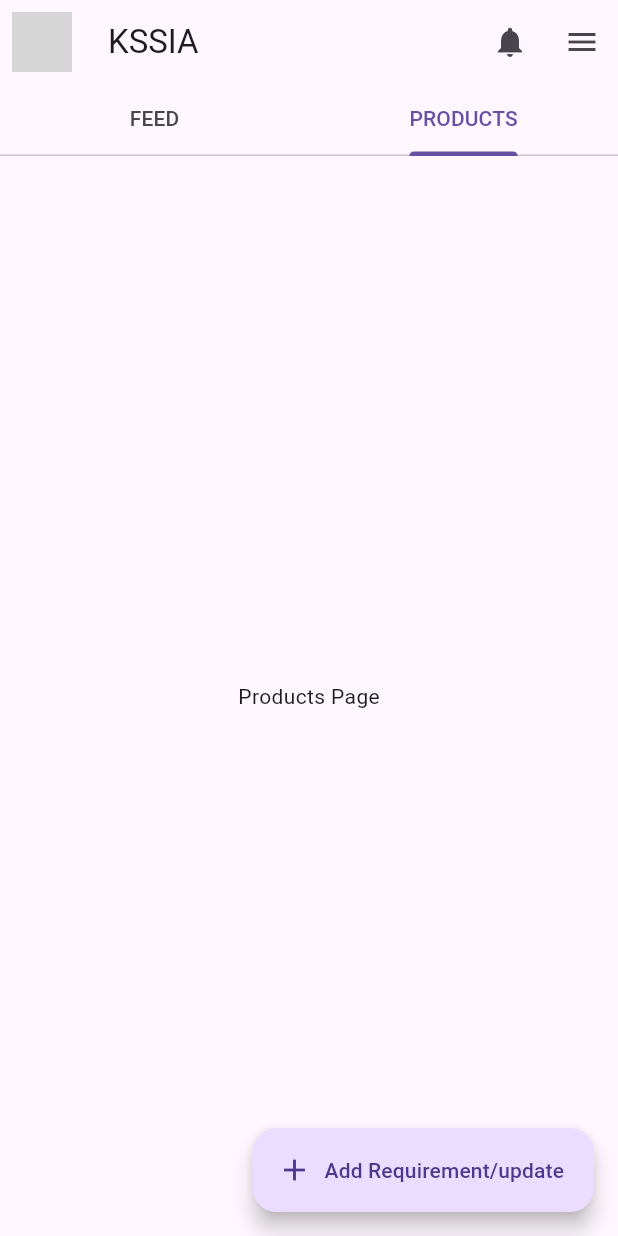
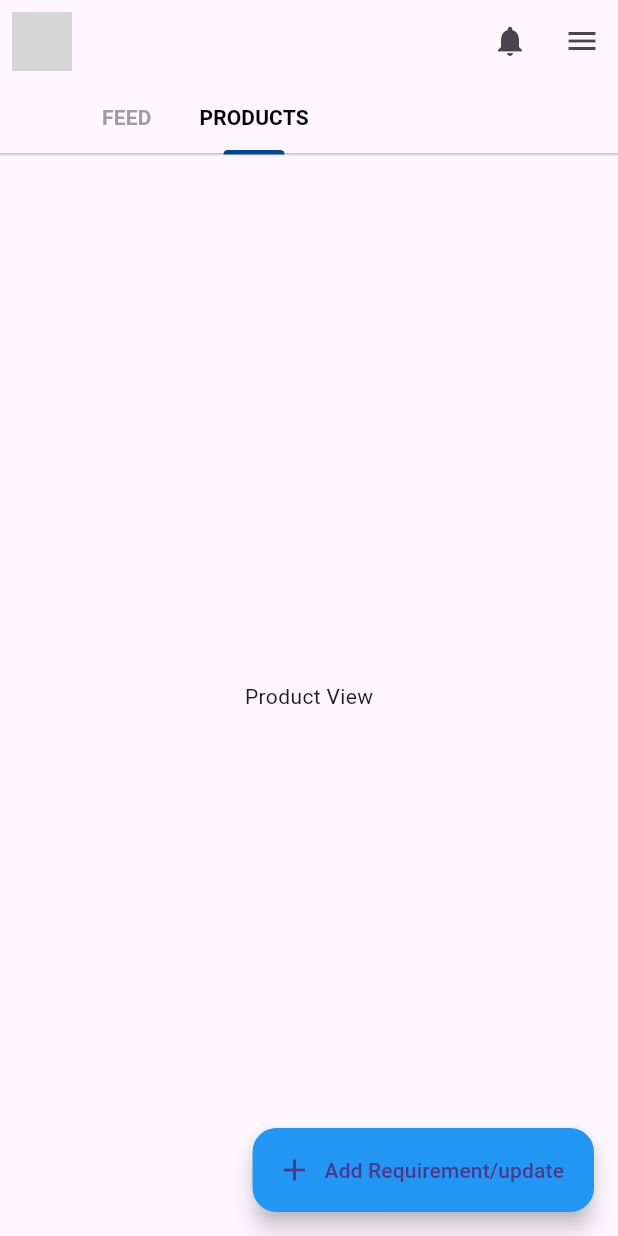
Before and after one commit to CntrlX/Kssia_flutter, a Flutter app: the FeedPage screen opened directly, tab 2 chosen, after a tap on the "notifications" icon, on a phone screen of 412 x 824 dp. Run offline on Flutter 3.47's test engine with Material 3 defaults, Android fonts, the phone set to English and light mode, and no system bars; our stand-ins replace flutter_svg; grey boxes are pictures that could not be loaded.

Commit message:
changes_7

```diff
--- a/kssia/lib/src/interface/screens/feedPage.dart
+++ b/kssia/lib/src/interface/screens/feedMain.dart/feed_view.dart
@@ -1,54 +1,4 @@
 import 'package:flutter/material.dart';
-import 'package:flutter_svg/flutter_svg.dart';
-
-class FeedPage extends StatelessWidget {
-  @override
-  Widget build(BuildContext context) {
-    return DefaultTabController(
-      length: 2,
-      child: Scaffold(
-        appBar: AppBar(
-          leading: Padding(
-            padding: const EdgeInsets.all(8.0),
-            child: Image.asset(
-              'assets/icons/kssiaLogo.png', // Replace with your logo image path
-              width: 24,
-              height: 24,
-            ),
-          ),
-          title: Text('KSSIA'),
-          actions: [
-            IconButton(
-              icon: Icon(Icons.notifications),
-              onPressed: () {},
-            ),
-            IconButton(
-              icon: Icon(Icons.menu),
-              onPressed: () {},
-            ),
-          ],
-          bottom: TabBar(
-            tabs: [
-              Tab(text: "FEED"),
-              Tab(text: "PRODUCTS"),
-            ],
-          ),
-        ),
-        body: TabBarView(
-          children: [
-            FeedView(),
-            ProductsView(),
-          ],
-        ),
-        floatingActionButton: FloatingActionButton.extended(
-          onPressed: () {},
-          label: Text('Add Requirement/update'),
-          icon: Icon(Icons.add),
-        ),
-      ),
-    );
-  }
-}
 
 class FeedView extends StatelessWidget {
   @override
@@ -73,7 +23,7 @@ class FeedView extends StatelessWidget {
             companyName: 'Company name',
             timestamp: '12:30 PM · Apr 21, 2021',
             content: 'Lorem ipsum dolor sit amet consectetur. Quis enim nisl ullamcorper tristique integer orci nunc in eget. Amet hac bibendum dignissim eget pretium turpis in non cum.',
-            imagePath: 'assets/images/lightbulb.png', // Replace with the path to your image
+            imagePath: 'assets/icons/lightBulb_feed.png', // Replace with the path to your image
           ),
           SizedBox(height: 16),
           PostWidget(
@@ -81,20 +31,11 @@ class FeedView extends StatelessWidget {
             companyName: 'Company name',
             timestamp: '12:30 PM · Apr 21, 2021',
             content: 'Lorem ipsum dolor sit amet consectetur. Quis enim nisl ullamcorper tristique integer orci nunc in eget. Amet hac bibendum dignissim eget pretium turpis in non cum.',
-            imagePath: 'assets/images/lightbulb.png', // Replace with the path to your image
+            imagePath: 'assets/icons/lightBulb_feed.png', // Replace with the path to your image
           ),
           SizedBox(height: 16),
         ],
       ),
-    );
-  }
-}
-
-class ProductsView extends StatelessWidget {
-  @override
-  Widget build(BuildContext context) {
-    return Center(
-      child: Text('Products Page'),
     );
   }
 }
--- /dev/null
+++ b/kssia/lib/src/interface/screens/feed_page.dart
@@ -0,0 +1,189 @@
+import 'package:flutter/material.dart';
+import 'package:kssia/src/interface/screens/feedMain.dart/feed_view.dart';
+import 'package:kssia/src/interface/screens/feedMain.dart/product_view.dart';
+
+class FeedPage extends StatefulWidget {
+  @override
+  _FeedPageState createState() => _FeedPageState();
+}
+
+class _FeedPageState extends State<FeedPage> with SingleTickerProviderStateMixin {
+  late TabController _tabController;
+
+  @override
+  void initState() {
+    super.initState();
+    _tabController = TabController(length: 2, vsync: this);
+  }
+
+  @override
+  void dispose() {
+    _tabController.dispose();
+    super.dispose();
+  }
+
+  @override
+  Widget build(BuildContext context) {
+    return DefaultTabController(
+      length: 2,
+      child: Scaffold(
+        appBar: AppBar(
+          leading: Padding(
+            padding: const EdgeInsets.all(8.0),
+            child: Image.asset(
+              'assets/icons/kssiaLogo.png', // Replace with your logo image path
+              width: 24,
+              height: 24,
+            ),
+          ),
+          actions: [
+            IconButton(
+              icon: Icon(Icons.notifications),
+              onPressed: () {},
+            ),
+            IconButton(
+              icon: Icon(Icons.menu),
+              onPressed: () {},
+            ),
+          ],
+          bottom: PreferredSize(
+            preferredSize: Size.fromHeight(48.0),
+            child: Container(
+              decoration: BoxDecoration(
+                border: Border(
+                  bottom: BorderSide(
+                    color: Colors.grey.shade200, // Bottom border color
+                    width: 1.0, // Bottom border width
+                  ),
+                ),
+              ),
+              child: TabBar(
+                controller: _tabController,
+                isScrollable: true,
+                indicatorColor: Color(0xFF004797), // Set to AppPalette.kPrimaryColor
+                indicatorWeight: 2.0,
+                indicatorPadding: EdgeInsets.symmetric(horizontal: 16.0),
+                labelColor: Colors.black,
+                unselectedLabelColor: Colors.grey,
+                labelStyle: TextStyle(
+                  fontSize: 14,
+                  fontWeight: FontWeight.bold,
+                ),
+                tabs: [
+                  Tab(text: "FEED"),
+                  Tab(text: "PRODUCTS"),
+                ],
+              ),
+            ),
+          ),
+        ),
+        body: TabBarView(
+          controller: _tabController,
+          children: [
+            FeedView(),
+            ProductView(),
+          ],
+        ),
+        floatingActionButton: FloatingActionButton.extended(
+          onPressed: () {},
+          label: Text('Add Requirement/update'),
+          icon: Icon(Icons.add),
+          backgroundColor: Colors.blue,
+        ),
+      ),
+    );
+  }
+}
+
+class FeedView extends StatelessWidget {
+  @override
+  Widget build(BuildContext context) {
+    return ListView(
+      padding: const EdgeInsets.all(16.0),
+      children: [
+        Container(
+          padding: const EdgeInsets.symmetric(vertical: 8.0),
+          child: TextField(
+            decoration: InputDecoration(
+              hintText: 'Search your Products and requirements',
+              prefixIcon: Icon(Icons.search),
+              border: OutlineInputBorder(
+                borderRadius: BorderRadius.circular(8.0),
+                borderSide: BorderSide.none,
+              ),
+              filled: true,
+              fillColor: Colors.grey[200],
+            ),
+          ),
+        ),
+        SizedBox(height: 16),
+        _buildPost(),
+        _buildPost(withImage: true),
+        _buildPost(),
+      ],
+    );
+  }
+
+  Widget _buildPost({bool withImage = false}) {
+    return Card(
+      margin: const EdgeInsets.only(bottom: 16.0),
+      shape: RoundedRectangleBorder(
+        borderRadius: BorderRadius.circular(8.0),
+      ),
+      child: Padding(
+        padding: const EdgeInsets.all(16.0),
+        child: Column(
+          crossAxisAlignment: CrossAxisAlignment.start,
+          children: [
+            Text(
+              'Lorem ipsum dolor sit amet consectetur. Quis enim nisl ullamcorper tristique integer orci nunc in eget. '
+              'Amet hac bibendum dignissim eget pretium turpis in non cum.',
+              style: TextStyle(fontSize: 14),
+            ),
+            if (withImage) ...[
+              SizedBox(height: 16),
+              Image.asset('assets/icons/lightBulb_feed.png'), // Replace with your image path
+            ],
+            SizedBox(height: 16),
+            Row(
+              children: [
+                CircleAvatar(
+                  backgroundImage: AssetImage('assets/icons/johnkappa_feed.png'), // Replace with your logo image path
+                  radius: 16,
+                ),
+                SizedBox(width: 8),
+                Column(
+                  crossAxisAlignment: CrossAxisAlignment.start,
+                  children: [
+                    Text(
+                      'John Kappa',
+                      style: TextStyle(fontWeight: FontWeight.bold, fontSize: 12),
+                    ),
+                    Text(
+                      'Company name',
+                      style: TextStyle(color: Colors.grey, fontSize: 12),
+                    ),
+                  ],
+                ),
+                Spacer(),
+                Text(
+                  '12:30 PM - Apr 21, 2021',
+                  style: TextStyle(color: Colors.grey, fontSize: 12),
+                ),
+              ],
+            ),
+          ],
+        ),
+      ),
+    );
+  }
+}
+
+class ProductView extends StatelessWidget {
+  @override
+  Widget build(BuildContext context) {
+    return Center(
+      child: Text('Product View'),
+    );
+  }
+}
--- a/kssia/lib/src/interface/screens/main_page.dart
+++ b/kssia/lib/src/interface/screens/main_page.dart
@@ -1,5 +1,5 @@
 import 'package:flutter/material.dart';
-import 'package:kssia/src/interface/screens/feedPage.dart';
+import 'package:kssia/src/interface/screens/feed_page.dart';
 import 'package:kssia/src/interface/screens/home_page.dart';
 
 class MainPage extends StatefulWidget {
--- a/kssia/pubspec.yaml
+++ b/kssia/pubspec.yaml
@@ -23,3 +23,8 @@ flutter:
     - assets\icons\kssiaLogo.png
     - assets\icons\membership_logo.svg
     - assets\icons\posterside_logo.svg
+    - assets/icons/lightBulb_feed.png
+    - assets\icons\feed_productBag.svg
+    - assets/icons/homePage_wepik.png
+    - assets\icons\homepage_youtube.png
+    - assets\icons\johnkappa_feed.png
```
Also changed, not shown: kssia/lib/src/interface/screens/feedMain.dart/product_view.dart (added, +43 -0 lines), kssia/lib/src/interface/screens/home_page.dart (+35 -16 lines), kssia/assets/icons/feed_productBag.svg (added), kssia/assets/icons/homePage_wepik.png (added), kssia/assets/icons/homepage_youtube.png (added), kssia/assets/icons/johnkappa_feed.png (added), kssia/assets/icons/lightBulb_feed.png (added), kssia/assets/icons/wepic_img.png.svg (deleted), kssia/assets/icons/wepic_img.svg (deleted).
